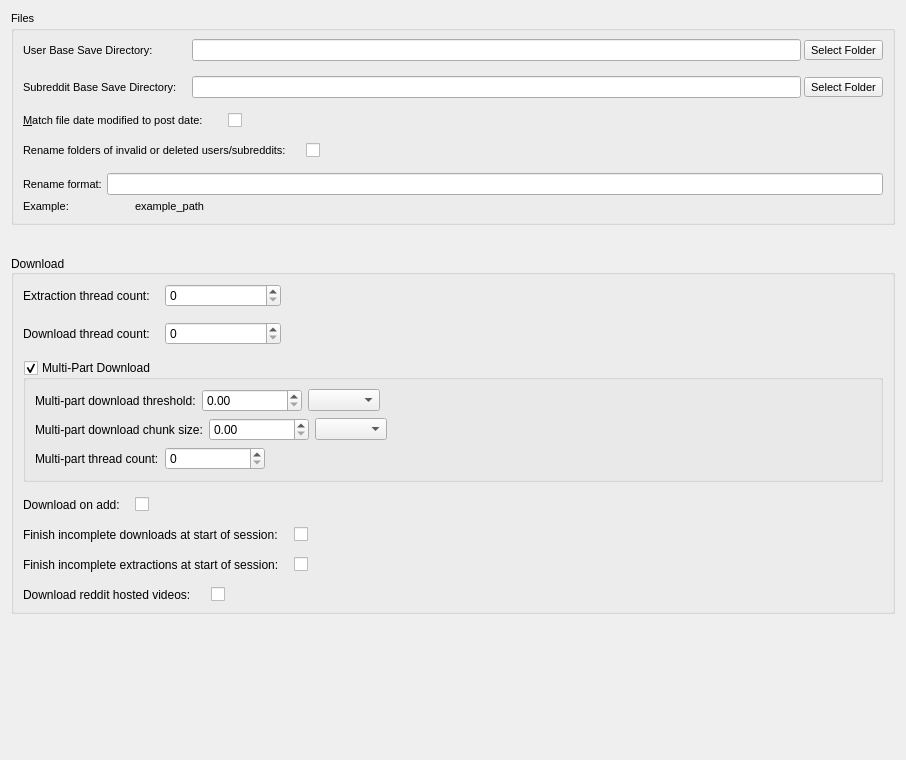
Old version of the form Resources/ui_files/settings/core_settings_widget.ui in the repository MalloyDelacroix/DownloaderForReddit.
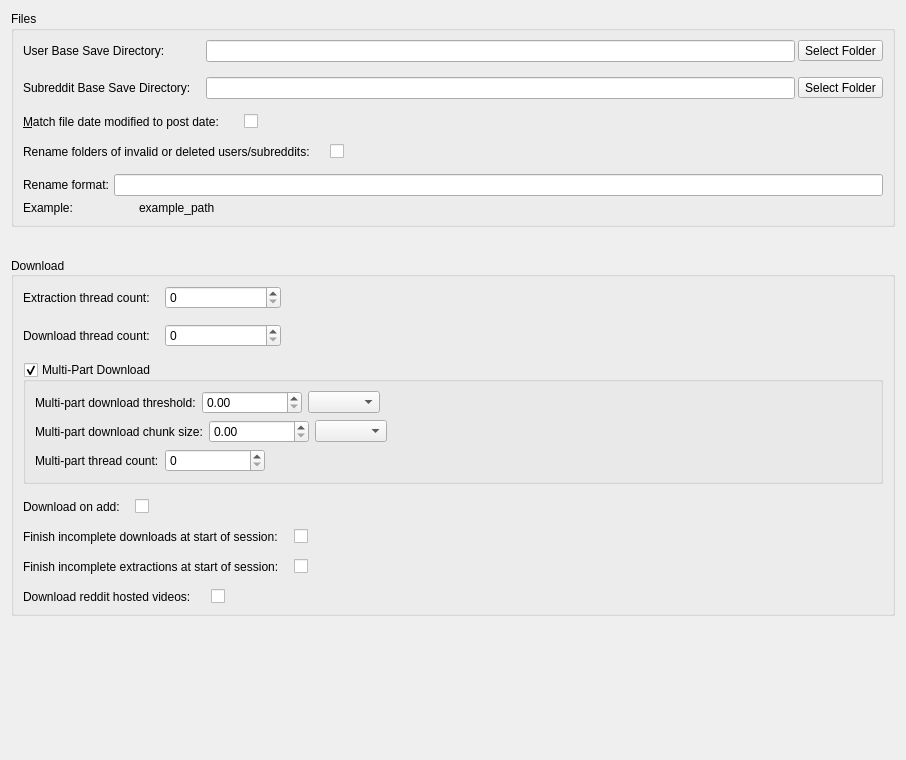
New version of the form.

Commit message: Cleaned up core settings widget

What changed in the file:
```diff
--- a/Resources/ui_files/settings/core_settings_widget.ui
+++ b/Resources/ui_files/settings/core_settings_widget.ui
@@ -19,13 +19,6 @@
    </property>
    <item>
     <widget class="QGroupBox" name="file_group_box">
-     <property name="font">
-      <font>
-       <pointsize>8</pointsize>
-       <weight>50</weight>
-       <bold>false</bold>
-      </font>
-     </property>
      <property name="title">
       <string>Files</string>
      </property>
@@ -43,13 +36,6 @@
        <layout class="QFormLayout" name="formLayout">
         <item row="0" column="0">
          <widget class="QLabel" name="label">
-          <property name="font">
-           <font>
-            <pointsize>8</pointsize>
-            <weight>50</weight>
-            <bold>false</bold>
-           </font>
-          </property>
           <property name="toolTip">
            <string>The base directory that user content will be saved to</string>
           </property>
@@ -63,13 +49,6 @@
         </item>
         <item row="1" column="0">
          <widget class="QLabel" name="label_2">
-          <property name="font">
-           <font>
-            <pointsize>8</pointsize>
-            <weight>50</weight>
-            <bold>false</bold>
-           </font>
-          </property>
           <property name="toolTip">
            <string>The base directory that subreddit content will be saved to</string>
           </property>
@@ -85,13 +64,6 @@
           </property>
           <item>
            <widget class="QLineEdit" name="user_save_dir_line_edit">
-            <property name="font">
-             <font>
-              <pointsize>8</pointsize>
-              <weight>50</weight>
-              <bold>false</bold>
-             </font>
-            </property>
            </widget>
           </item>
           <item>
@@ -110,13 +82,6 @@
           </property>
           <item>
            <widget class="QLineEdit" name="subreddit_save_dir_line_edit">
-            <property name="font">
-             <font>
-              <pointsize>8</pointsize>
-              <weight>50</weight>
-              <bold>false</bold>
-             </font>
-            </property>
            </widget>
           </item>
           <item>
@@ -156,11 +121,6 @@
             <verstretch>0</verstretch>
            </sizepolicy>
           </property>
-          <property name="font">
-           <font>
-            <pointsize>8</pointsize>
-           </font>
-          </property>
           <property name="layoutDirection">
            <enum>Qt::LeftToRight</enum>
           </property>
```
The commit also changes 1 other file.
